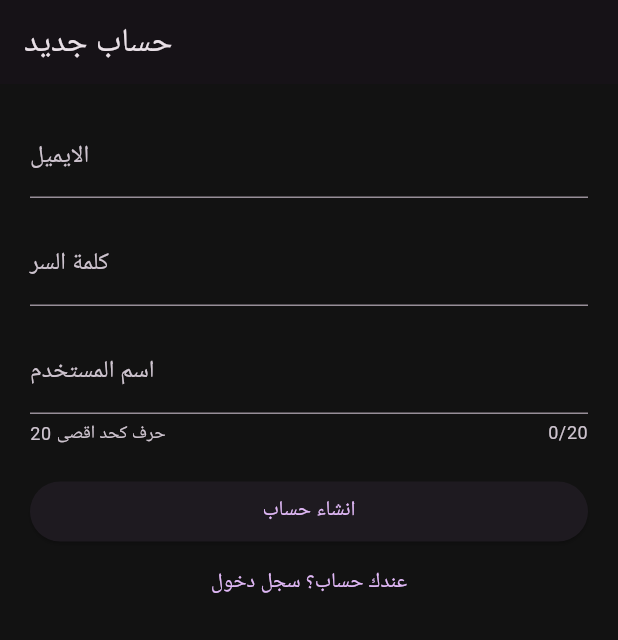
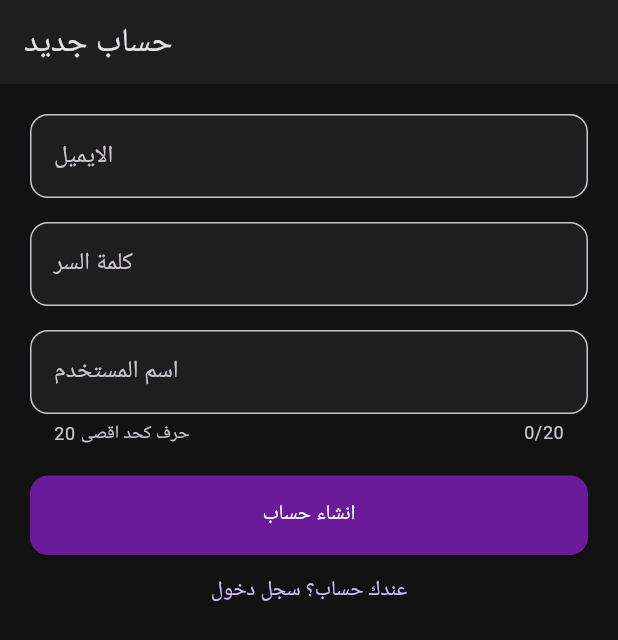
Before and after one commit to oopwsyua1-hash/saba3_app, a Flutter app: the screen it shows after launch, after a tap on "ما عندك حساب؟ سجل هون", on a phone screen of 412 x 824 dp. Shown: the top 640 px of the screen. Run offline on Flutter 3.47's test engine with Material 3 defaults, Android fonts, the phone set to English and light mode, and no system bars; our stand-ins replace go_router, google_fonts, supabase_flutter, timeago; accounts and stored records are empty; network calls fail; Roboto replaces fonts that are missing (Cairo).

Commit message:
Refactor main.dart for Supabase and routing
Updated Supabase initialization and added Google Fonts support. Changed app title and modified routing logic.

```diff
--- a/lib/main.dart
+++ b/lib/main.dart
@@ -1,19 +1,20 @@
 import 'package:flutter/material.dart';
+import 'package:go_router/go_router.dart';
 import 'package:supabase_flutter/supabase_flutter.dart';
-import 'package:go_router/go_router.dart';
+import 'package:google_fonts/google_fonts.dart';
 import 'pages/auth_page.dart';
 import 'pages/home_page.dart';
 import 'pages/profile_page.dart';
 import 'pages/chat_page.dart';
+import 'pages/rooms_page.dart';
 
 Future<void> main() async {
   WidgetsFlutterBinding.ensureInitialized();
 
   await Supabase.initialize(
-    url: 'https://mbzxpiwspohhfjcsxtob.supabase.co',
-    anonKey: 'eyJhbGciOiJIUzI1NiIsInR5cCI6IkpXVCJ9.eyJpc3MiOiJzdXBhYmFzZSIsInJlZiI6Im1ienhwaXdXcG9oaGZqY3N4dG9iIiwicm9sZSI6ImFub24iLCJpYXQiOjE3NTU3MjQ4ODgsImV4cCI6MjA3MTMwMDg4OH0.l8nJA8X-Z2MIPbuNoxuSyjKy5o8Vu5_9-QRPgHlqLaU',
+    url: 'https://wkbmchwgzyxqdikxawbw.supabase.co',
+    anonKey: 'eyJhbGciOiJIUzI1NiIsInR5cCI6IkpXVCJ9.eyJpc3MiOiJzdXBhYmFzZSIsInJlZiI6IndrYm1jaHdnenl4cWRpa3hhd2J3Iiwicm9sZSI6ImFub24iLCJpYXQiOjE3NTc0NTM0OTUsImV4cCI6MjA3MzAyOTQ5NX0.i8dlOBmW6PjctYl-CAWQlIknuhmppqSnfZE60Q6Jv0g',
   );
-
   runApp(const Saba3App());
 }
 
@@ -25,14 +26,38 @@ class Saba3App extends StatelessWidget {
   @override
   Widget build(BuildContext context) {
     return MaterialApp.router(
-      title: 'صباعي',
+      title: 'Saba3 App',
       debugShowCheckedModeBanner: false,
-      theme: ThemeData.dark().copyWith(
+      theme: ThemeData(
+        brightness: Brightness.dark,
         primaryColor: const Color(0xFF6A1B9A),
         scaffoldBackgroundColor: const Color(0xFF121212),
-        colorScheme: ColorScheme.fromSeed(
-          seedColor: const Color(0xFF6A1B9A),
-          brightness: Brightness.dark,
+        textTheme: GoogleFonts.cairoTextTheme(
+          Theme.of(context).textTheme.apply(
+                bodyColor: Colors.white,
+                displayColor: Colors.white,
+              ),
+        ),
+        appBarTheme: const AppBarTheme(
+          backgroundColor: Color(0xFF1E1E1E),
+          elevation: 0,
+        ),
+        elevatedButtonTheme: ElevatedButtonThemeData(
+          style: ElevatedButton.styleFrom(
+            backgroundColor: const Color(0xFF6A1B9A),
+            foregroundColor: Colors.white,
+            shape: RoundedRectangleBorder(
+              borderRadius: BorderRadius.circular(12),
+            ),
+            padding: const EdgeInsets.symmetric(vertical: 16),
+          ),
+        ),
+        inputDecorationTheme: InputDecorationTheme(
+          border: OutlineInputBorder(
+            borderRadius: BorderRadius.circular(12),
+          ),
+          filled: true,
+          fillColor: const Color(0xFF1E1E1E),
         ),
       ),
       routerConfig: _router,
@@ -40,20 +65,11 @@ class Saba3App extends StatelessWidget {
   }
 }
 
-final _router = GoRouter(
-  initialLocation: '/auth',
-  redirect: (context, state) {
-    final session = supabase.auth.currentSession;
-    final isLoggingIn = state.matchedLocation == '/auth';
-
-    if (session == null && !isLoggingIn) return '/auth';
-    if (session != null && isLoggingIn) return '/home';
-
-    return null;
-  },
+final GoRouter _router = GoRouter(
+  initialLocation: '/',
   routes: [
     GoRoute(
-      path: '/auth',
+      path: '/',
       builder: (context, state) => const AuthPage(),
     ),
     GoRoute(
@@ -68,5 +84,22 @@ final _router = GoRouter(
       path: '/chat',
       builder: (context, state) => const ChatPage(),
     ),
+    GoRoute(
+      path: '/rooms',
+      builder: (context, state) => const RoomsPage(),
+    ),
   ],
+  redirect: (context, state) {
+    final session = supabase.auth.currentSession;
+    final loggedIn = session != null;
+    final loggingIn = state.matchedLocation == '/';
+
+    if (!loggedIn && !loggingIn) {
+      return '/';
+    }
+    if (loggedIn && loggingIn) {
+      return '/home';
+    }
+    return null;
+  },
 );
```
